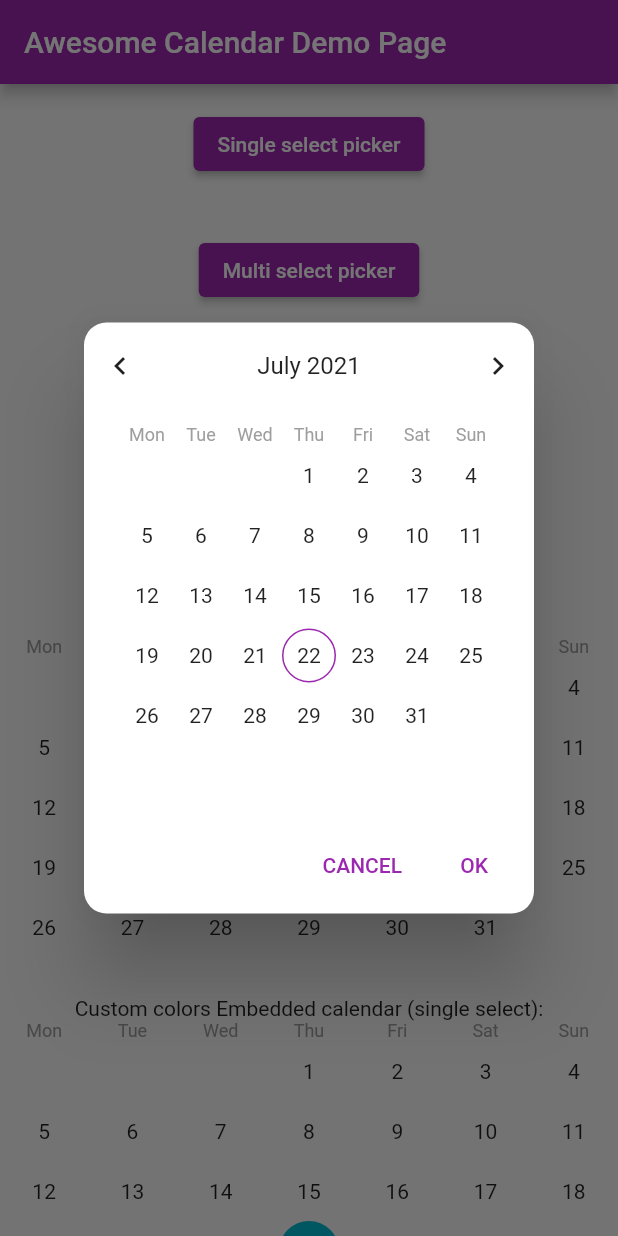
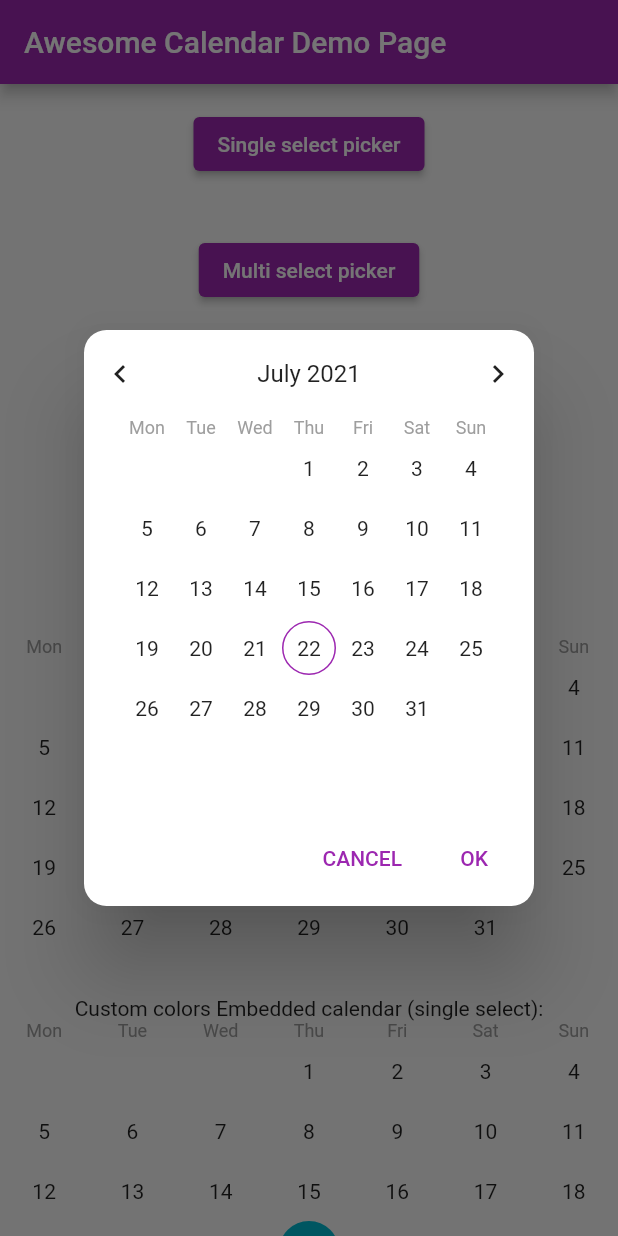
Before and after one commit to molteo-engineering-team/awesome_calendar, a Flutter app: the screen it shows after launch, after a tap on "Multi select picker", on a phone screen of 412 x 824 dp. Run offline on Flutter 3.47's test engine with Material 2 defaults, Android fonts, the phone set to English and light mode, and no system bars.

Commit message:
fixe sizing

```diff
--- a/example/lib/main.dart
+++ b/example/lib/main.dart
@@ -51,7 +51,8 @@ class _MyHomePageState extends State<MyHomePage> {
       appBar: AppBar(
         title: Text(widget.title),
       ),
-      body: Center(
+      body: SingleChildScrollView(
+        child: Center(
           child: Column(
             mainAxisAlignment: MainAxisAlignment.center,
             children: <Widget>[
@@ -98,6 +99,7 @@ class _MyHomePageState extends State<MyHomePage> {
             ],
           ),
         ),
+      ),
     );
   }
 
@@ -123,7 +125,6 @@ class _MyHomePageState extends State<MyHomePage> {
       builder: (BuildContext context) {
         return const AwesomeCalendarDialog(
           selectionMode: SelectionMode.MULTI,
-          canToggleRangeSelection: false,
         );
       },
     );
@@ -140,7 +141,6 @@ class _MyHomePageState extends State<MyHomePage> {
       builder: (BuildContext context) {
         return const AwesomeCalendarDialog(
           selectionMode: SelectionMode.RANGE,
-          canToggleRangeSelection: false,
         );
       },
     );
--- a/lib/src/awesome_calendar_dialog.dart
+++ b/lib/src/awesome_calendar_dialog.dart
@@ -5,7 +5,7 @@ class AwesomeCalendarDialog extends StatefulWidget {
   const AwesomeCalendarDialog({
     this.initialDate,
     this.selectedDates,
-    this.canToggleRangeSelection = true,
+    this.canToggleRangeSelection = false,
     this.selectionMode = SelectionMode.SINGLE,
     this.rangeToggleText = 'Select a date range',
     this.confirmBtnText = 'OK',
@@ -71,11 +71,11 @@ class _AwesomeCalendarDialogState extends State<AwesomeCalendarDialog> {
       contentPadding: const EdgeInsets.all(0),
       content: Container(
         width: 300,
-        height: widget.canToggleRangeSelection ? 380 : 330,
+        height: widget.canToggleRangeSelection ? 375 : 320,
         child: Column(
           children: <Widget>[
             Padding(
-              padding: const EdgeInsets.only(bottom: 15, top: 5),
+              padding: const EdgeInsets.only(bottom: 5, top: 5),
               child: Row(
                 mainAxisAlignment: MainAxisAlignment.spaceBetween,
                 children: <Widget>[
```
Lines whose indentation alone changed are shown as unchanged.
